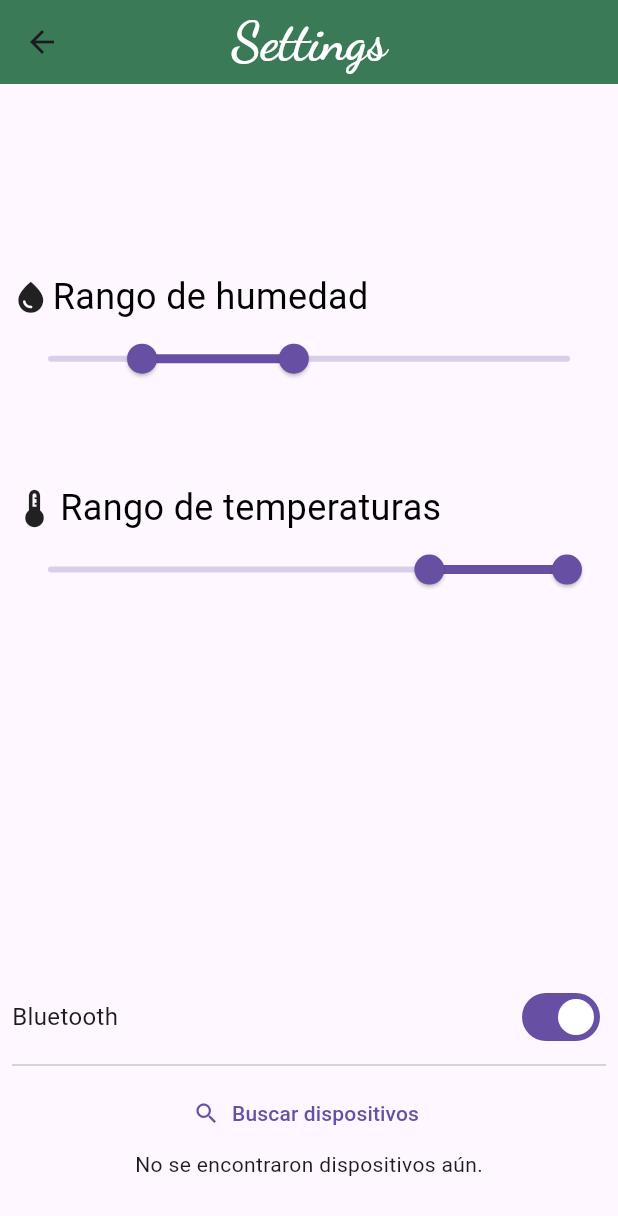
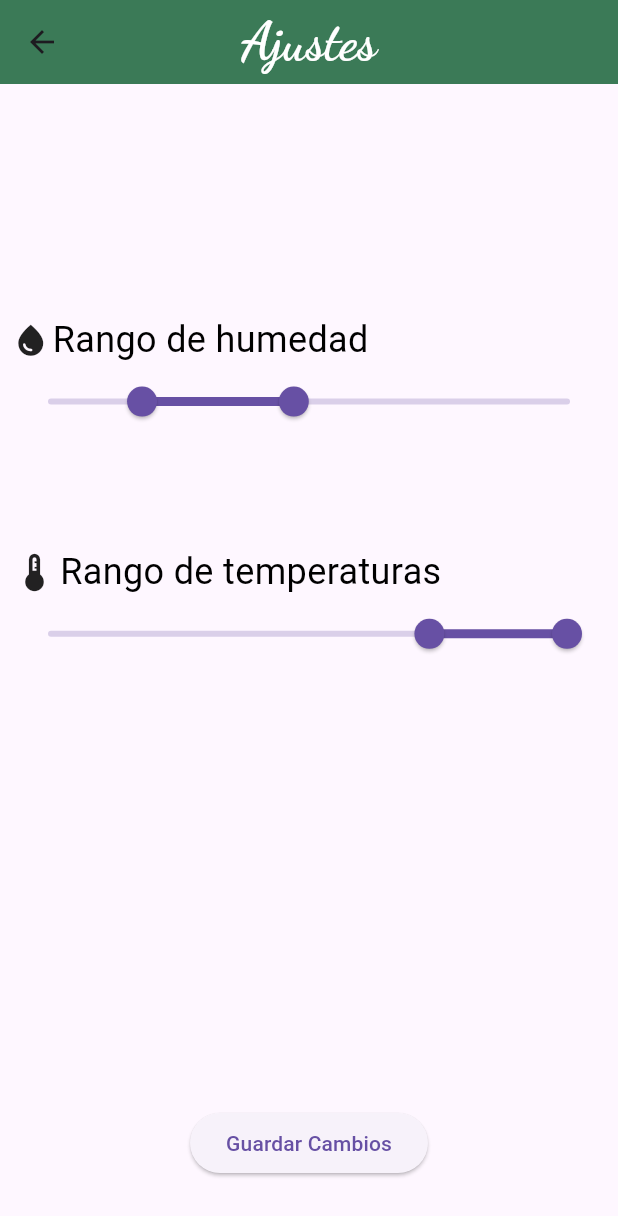
Before and after one commit to Gh0stvil/Soil_himidity_app, a Flutter app: the screen it shows after launch, after a tap on "LOGIN", after a tap on the "settings" icon, on a phone screen of 412 x 824 dp. Shown: the top 1216 px of the screen. Run offline on Flutter 3.47's test engine with Material 3 defaults, Android fonts, the phone set to English and light mode, and no system bars; our stand-ins replace google_fonts.

Commit message:
punto de guardado para cambio severo

```diff
--- a/lib/main.dart
+++ b/lib/main.dart
@@ -1,8 +1,6 @@
 import 'package:flutter/material.dart';
 import 'package:soul_humidity_app/ui/aparience_app.dart';
-import 'package:soul_humidity_app/ui/screens/home_page.dart';
 import 'package:soul_humidity_app/ui/screens/login.dart';
-import 'package:soul_humidity_app/ui/screens/settings.dart';
 
 void main() {
   runApp(const MainApp());
--- a/lib/ui/screens/settings.dart
+++ b/lib/ui/screens/settings.dart
@@ -14,7 +14,7 @@ class _SettingsState extends State<Settings> {
   Widget build(BuildContext context) {
     return Scaffold(
       appBar: AppBar(
-        title: Text('Settings', style: TextStyles.encabezados),
+        title: Text('Ajustes', style: TextStyles.encabezados),
         centerTitle: true,
         backgroundColor: ColorMyApp.accentColor,
       ),
@@ -60,7 +60,10 @@ class _SettingsState extends State<Settings> {
 
             Padding(
               padding: const EdgeInsets.only(bottom: 30.0),
-              child: BluetoothWidget(),
+              child: ElevatedButton(
+                onPressed: () {},
+                child: Text('Guardar Cambios'),
+              ),
             ),
           ],
         ),
--- a/lib/widgets/witgets_settings_screen.dart
+++ b/lib/widgets/witgets_settings_screen.dart
@@ -1,6 +1,4 @@
 import 'package:flutter/material.dart';
-import 'package:flutter_blue_plus/flutter_blue_plus.dart';
-import 'package:app_settings/app_settings.dart';
 
 /*
 ###########################################################
@@ -86,128 +84,3 @@ class _RangedTempState extends State<RangedTemp> {
 #                                                         #
 ###########################################################
 */
-
-class BluetoothWidget extends StatefulWidget {
-  const BluetoothWidget({super.key});
-
-  @override
-  BluetoothWidgetState createState() => BluetoothWidgetState();
-}
-
-class BluetoothWidgetState extends State<BluetoothWidget> {
-  bool _isBluetoothOn = false;
-  List<ScanResult> _scanResults = [];
-  bool _isScanning = false;
-
-  @override
-  void initState() {
-    super.initState();
-
-    // Escuchar el estado del Bluetooth
-    FlutterBluePlus.adapterState.listen((state) {
-      setState(() {
-        _isBluetoothOn = state == BluetoothAdapterState.on;
-      });
-    });
-
-    // Consultar estado inicial
-    FlutterBluePlus.adapterState.first.then((state) {
-      setState(() {
-        _isBluetoothOn = state == BluetoothAdapterState.on;
-      });
-
-      if (_isBluetoothOn) {
-        _startScan();
-      }
-    });
-  }
-
-  void _openBluetoothSettings() {
-    AppSettings.openAppSettings(type: AppSettingsType.bluetooth);
-  }
-
-  void _startScan() async {
-    if (_isScanning) return;
-
-    setState(() {
-      _scanResults.clear();
-      _isScanning = true;
-    });
-
-    await FlutterBluePlus.startScan(timeout: const Duration(seconds: 4));
-
-    FlutterBluePlus.scanResults.listen((results) {
-      setState(() {
-        _scanResults = results;
-      });
-    });
-
-    FlutterBluePlus.isScanning.listen((scanning) {
-      setState(() {
-        _isScanning = scanning;
-      });
-    });
-  }
-
-  @override
-  Widget build(BuildContext context) {
-    return Column(
-      children: [
-        const SizedBox(height: 16),
-        Row(
-          mainAxisAlignment: MainAxisAlignment.spaceBetween,
-          children: [
-            const Text('Bluetooth', style: TextStyle(fontSize: 16)),
-            Switch(
-              value: _isBluetoothOn,
-              onChanged: (value) {
-                if (!_isBluetoothOn) {
-                  _openBluetoothSettings();
-                }
-              },
-            ),
-          ],
-        ),
-        const Divider(),
-        if (_isBluetoothOn) ...[
-          TextButton.icon(
-            onPressed: _isScanning ? null : _startScan,
-            icon: const Icon(Icons.search),
-            label: const Text("Buscar dispositivos"),
-          ),
-          _scanResults.isEmpty
-              ? const Text('No se encontraron dispositivos aún.')
-              : Expanded(
-                child: ListView.builder(
-                  itemCount: _scanResults.length,
-                  itemBuilder: (context, index) {
-                    final device = _scanResults[index].device;
-                    return ListTile(
-                      leading: const Icon(Icons.bluetooth),
-                      title: Text(
-                        device.advName.isNotEmpty
-                            ? device.advName
-                            : 'Dispositivo sin nombre',
-                      ),
-                      subtitle: Text(device.remoteId.str),
-
-                      onTap: () {
-                        // Aquí puedes manejar la selección del dispositivo
-                        ScaffoldMessenger.of(context).showSnackBar(
-                          SnackBar(
-                            content: Text('Seleccionaste: ${device.advName}'),
-                          ),
-                        );
-                      },
-                    );
-                  },
-                ),
-              ),
-        ] else
-          const Text(
-            'Bluetooth está apagado. Enciéndelo para buscar dispositivos.',
-          ),
-      ],
-    );
-  }
-}
--- a/pubspec.yaml
+++ b/pubspec.yaml
@@ -10,8 +10,8 @@ dependencies:
   flutter:
     sdk: flutter
   google_fonts: ^6.2.1
-  flutter_blue_plus: ^1.35.5
-  permission_handler: ^11.0.1
+  bluetooth_classic: ^0.0.4
+  permission_handler: ^11.3.1
   app_settings: ^5.1.1
 
 dev_dependencies:
```
Also changed, not shown: pubspec.lock, 3 other files.
